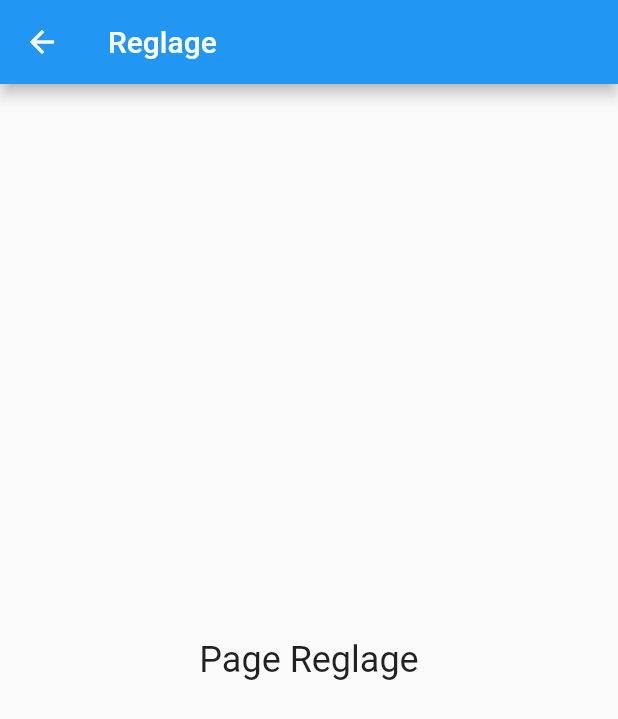
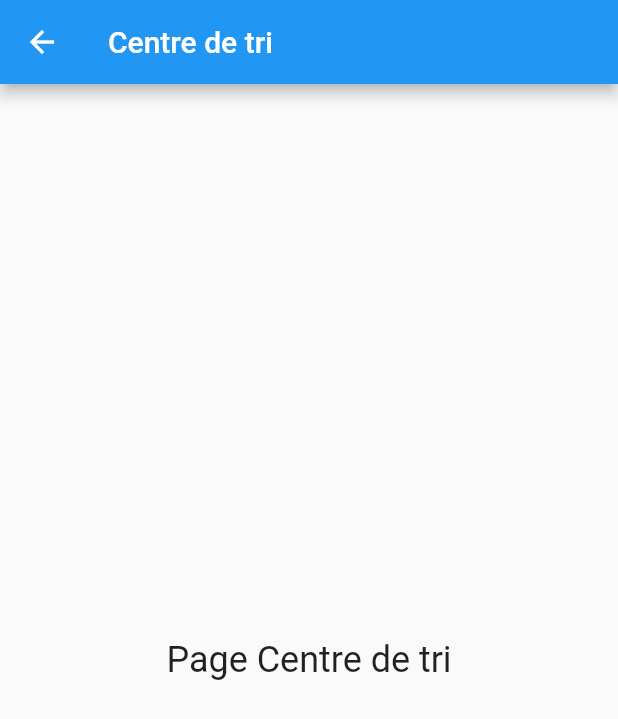
Before and after one commit to SoniaM34/BinVision, a Flutter app: the screen it shows after launch, after a tap on "SUIVANT", on a phone screen of 412 x 824 dp. Shown: the top 719 px of the screen. Run offline on Flutter 3.47's test engine with Material 2 defaults, Android fonts, the phone set to English and light mode, and no system bars.

Commit message:
creation des classes pour toutes les pages

```diff
--- a/lib/main.dart
+++ b/lib/main.dart
@@ -1,5 +1,5 @@
 import 'package:flutter/material.dart';
-import 'screens/setting.dart';
+import 'screens/centre_de_tri.dart';
 
 void main() {
   runApp(const MyApp());
@@ -51,7 +51,7 @@ class AccueilPage extends StatelessWidget {
                 // Naviguer vers la page suivante
                 Navigator.push(
                   context,
-                  MaterialPageRoute(builder: (context) => Setting()),
+                  MaterialPageRoute(builder: (context) => CentreDeTri()),
                 );
               },
               child: Text("SUIVANT"),
--- a/lib/screens/centre_de_tri.dart
+++ b/lib/screens/centre_de_tri.dart
@@ -0,0 +1,18 @@
+import 'package:flutter/material.dart';
+
+class CentreDeTri extends StatelessWidget {
+  @override
+  Widget build(BuildContext context) {
+    return Scaffold(
+      appBar: AppBar(
+        title: Text("Centre de tri"),
+      ),
+      body: const Center(
+        child: Text(
+          "Page Centre de tri",
+          style: TextStyle(fontSize: 24.0),
+        ),
+      ),
+    );
+  }
+}
```
Also changed, not shown: lib/screens/scan.dart (+18 -0 lines).
